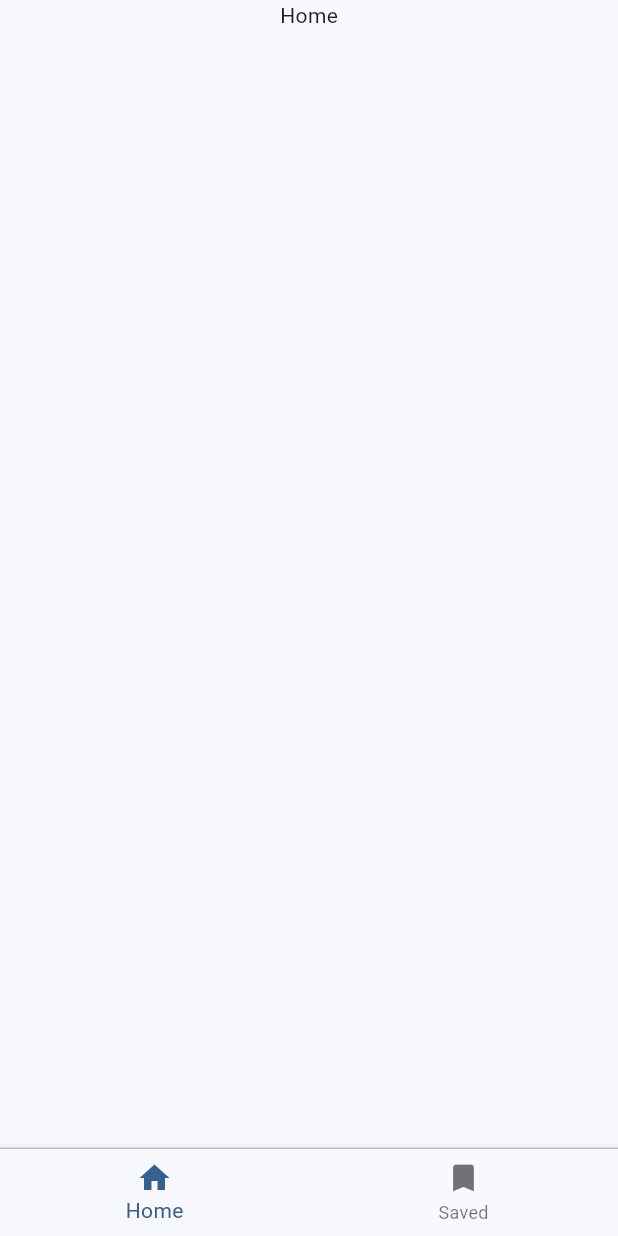
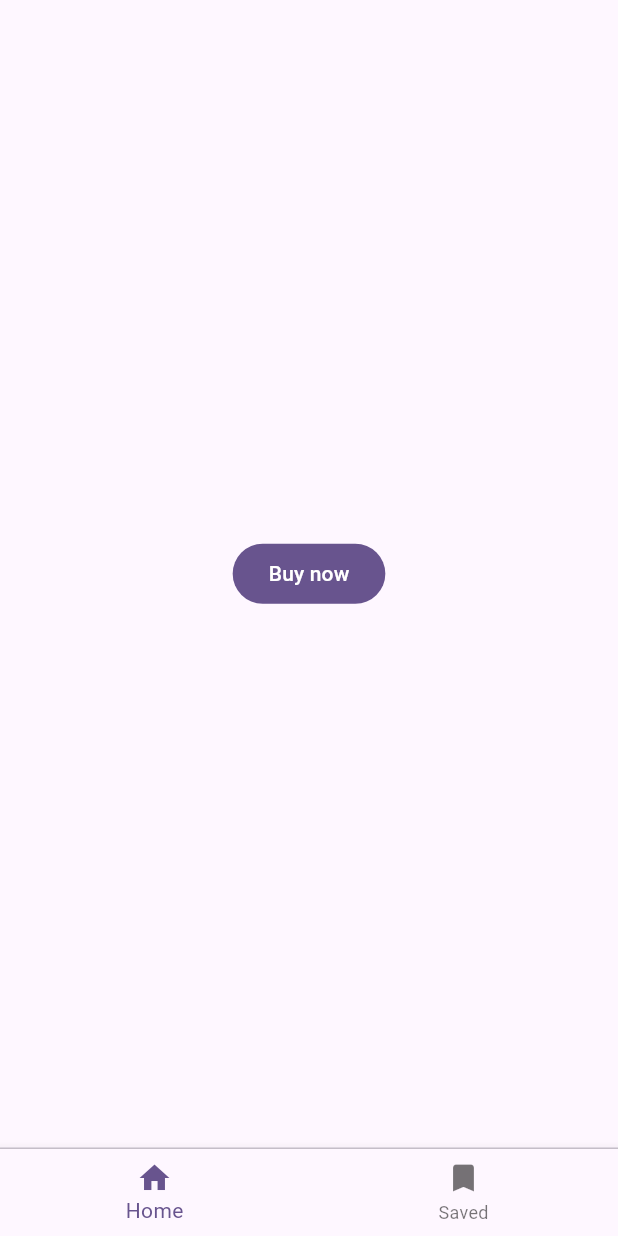
Before and after one commit to jorahty/monster-deck, a Flutter app: the screen it shows after launch, on a phone screen of 412 x 824 dp. Run offline on Flutter 3.47's test engine with Material 2 defaults, Android fonts, the phone set to English and light mode, and no system bars.

Commit message:
extract pages

```diff
--- a/lib/main.dart
+++ b/lib/main.dart
@@ -1,4 +1,7 @@
 import 'package:flutter/material.dart';
+
+import 'pages/home.dart';
+import 'pages/saved.dart';
 
 void main() {
   runApp(const App());
@@ -9,7 +12,7 @@ class App extends StatelessWidget {
 
   @override
   Widget build(BuildContext context) {
-    const colorSchemeSeed = Colors.blue;
+    const colorSchemeSeed = Colors.deepPurple;
 
     return MaterialApp(
       debugShowCheckedModeBanner: false,
@@ -48,8 +51,8 @@ class _HomeState extends State<Home> {
   @override
   Widget build(BuildContext context) {
     const List<Widget> pages = [
-      Text('Home'),
-      Text('Saved'),
+      HomePage(),
+      SavedPage(),
     ];
 
     var page = pages[selectedIndex];
--- /dev/null
+++ b/lib/pages/home.dart
@@ -0,0 +1,15 @@
+import 'package:flutter/material.dart';
+
+class HomePage extends StatelessWidget {
+  const HomePage({super.key});
+
+  @override
+  Widget build(BuildContext context) {
+    return Center(
+      child: FilledButton(
+        onPressed: () {},
+        child: const Text('Buy now'),
+      ),
+    );
+  }
+}
```
Also changed, not shown: lib/pages/saved.dart (added, +15 -0 lines).
